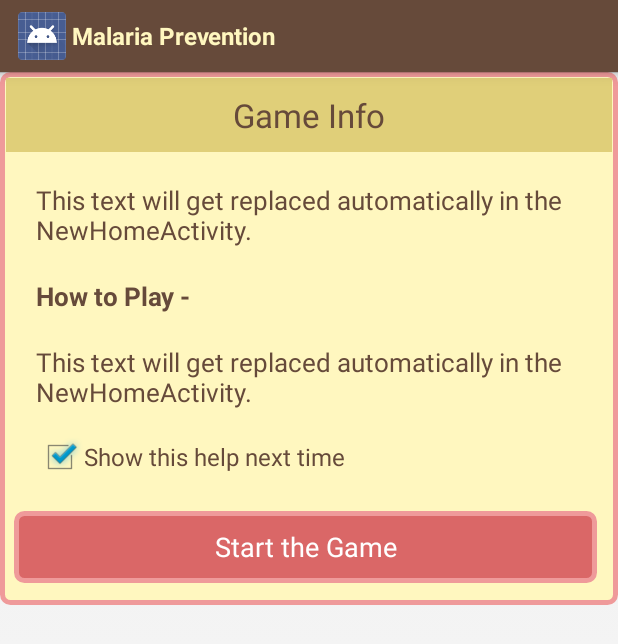
After one commit to peacecorps/malaria-app-android, an Android app: the layout game_help_dialog.xml on its own in the app's theme, with its tools: preview values and no code run, on a phone screen of 412 x 824 dp. The commit adds this screen. Shown: the top 644 px of the screen. Run offline under Robolectric (Android 15) with nearby library versions, the phone set to English and light mode, and no system bars.

Commit message:
added alert dialog before start of each game

```diff
--- /dev/null
+++ b/malaria-app-android/src/main/res/layout/game_help_dialog.xml
@@ -0,0 +1,86 @@
+<?xml version="1.0" encoding="utf-8"?>
+<RelativeLayout xmlns:android="http://schemas.android.com/apk/res/android"
+    android:id="@+id/dialogHelp"
+    android:layout_width="fill_parent"
+    android:layout_height="wrap_content"
+    android:background="@drawable/dialog_background">
+    <LinearLayout
+        android:layout_width="fill_parent"
+        android:layout_height="wrap_content"
+        android:orientation="vertical">
+        <LinearLayout
+            android:layout_width="fill_parent"
+            android:layout_height="wrap_content"
+            android:background="@color/lightest_brown"
+            android:orientation="horizontal">
+            <TextView
+                android:layout_width="fill_parent"
+                android:layout_height="wrap_content"
+                android:layout_marginBottom="10dp"
+                android:layout_marginLeft="10dp"
+                android:layout_marginRight="10dp"
+                android:layout_marginTop="10dp"
+                android:gravity="center"
+                android:text="@string/help_game_dialog_title"
+                android:textColor="@color/golden_brown"
+                android:textSize="22sp" />
+        </LinearLayout>
+        <LinearLayout xmlns:android="http://schemas.android.com/apk/res/android"
+            android:layout_width="fill_parent"
+            android:layout_height="fill_parent"
+            android:layout_margin="20dp"
+            android:orientation="vertical">
+            <TextView
+                android:id="@+id/helpGameDialogInfo"
+                android:layout_width="match_parent"
+                android:layout_height="wrap_content"
+                android:text="This text will get replaced automatically in the NewHomeActivity."
+                android:textColor="@color/golden_brown"
+                android:textSize="17sp" />
+            <TextView
+                android:layout_width="match_parent"
+                android:layout_height="wrap_content"
+                android:layout_marginBottom="20dp"
+                android:layout_marginTop="20dp"
+                android:text="@string/help_game_dialog_heading"
+                android:textColor="@color/golden_brown"
+                android:textSize="17sp"
+                android:textStyle="bold" />
+            <TextView
+                android:id="@+id/helpGameDialogHowToPlay"
+                android:layout_width="match_parent"
+                android:layout_height="wrap_content"
+                android:text="This text will get replaced automatically in the NewHomeActivity."
+                android:textColor="@color/golden_brown"
+                android:textSize="17sp" />
+            <CheckBox
+                android:id="@+id/helpGameDialogShowNextTime"
+                android:layout_width="match_parent"
+                android:layout_height="wrap_content"
+                android:layout_marginTop="15dp"
+                android:checked="true"
+                android:text="@string/help_game_dialog_showNextTime"
+                android:textColor="@color/golden_brown" />
+        </LinearLayout>
+        <LinearLayout
+            android:layout_width="match_parent"
+            android:layout_height="0dp"
+            android:layout_marginBottom="5dp"
+            android:layout_weight="0.29"
+            android:gravity="center|bottom"
+            android:orientation="horizontal">
+            <Button
+                android:id="@+id/helpGameDialogButtonStart"
+                android:layout_width="match_parent"
+                android:layout_height="wrap_content"
+                android:layout_marginEnd="5dp"
+                android:layout_marginLeft="5dp"
+                android:layout_marginRight="10dp"
+                android:layout_marginStart="10dp"
+                android:layout_marginTop="5dp"
+                android:background="@drawable/info_hub_button"
+                android:text="@string/help_game_dialog_buttonStart"
+                android:textColor="@color/white" />
+        </LinearLayout>
+    </LinearLayout>
+</RelativeLayout>
--- a/malaria-app-android/src/main/res/layout/new_home_activity.xml
+++ b/malaria-app-android/src/main/res/layout/new_home_activity.xml
@@ -73,7 +73,6 @@
             android:layout_marginTop="10dp"
             android:paddingBottom="0dp"
             >
-
             <Button
                 android:id="@+id/homeButton"
 
@@ -85,7 +84,6 @@
                 android:scaleType="fitCenter"
 
                 />
-
             <Button
                 android:background="@drawable/bus_icon_inactive_normal"
                 android:layout_width="40dp"
@@ -97,7 +95,6 @@
                 android:id="@+id/tripButton"
 
                 />
-
             <Button
                 android:background="@drawable/info_hub_inactive_normal"
                 android:id="@+id/infoButton"
--- /dev/null
+++ b/malaria-app-android/src/main/res/values/integer.xml
@@ -0,0 +1,5 @@
+<?xml version="1.0" encoding="utf-8"?>
+<resources>
+    <integer name="RapidFireGame">1</integer>
+    <integer name="MythFactGame">2</integer>
+</resources>
```
Also changed, not shown: malaria-app-android/src/main/java/com/peacecorps/malaria/activities/NewHomeActivity.java (+67 -3 lines), malaria-app-android/src/main/res/values/strings.xml (+23 -0 lines).
